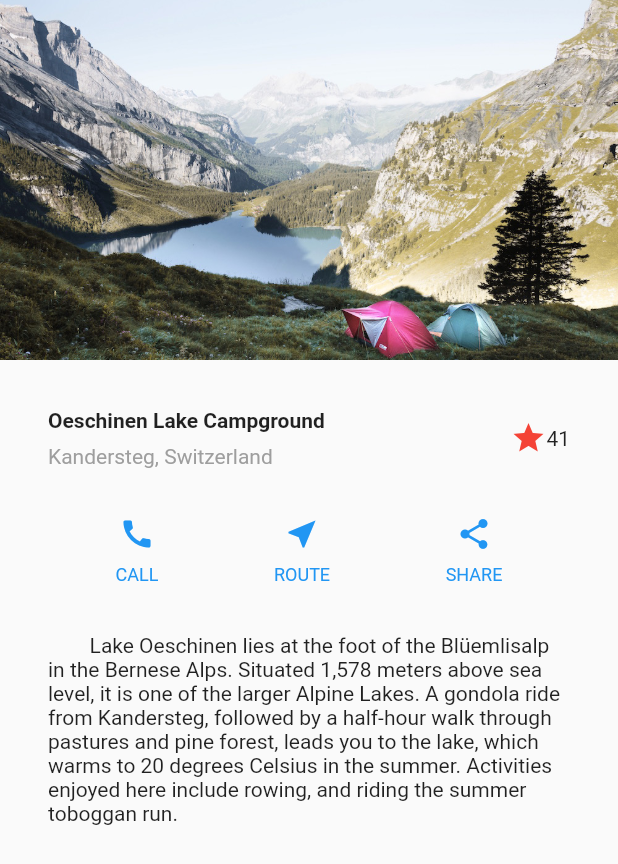
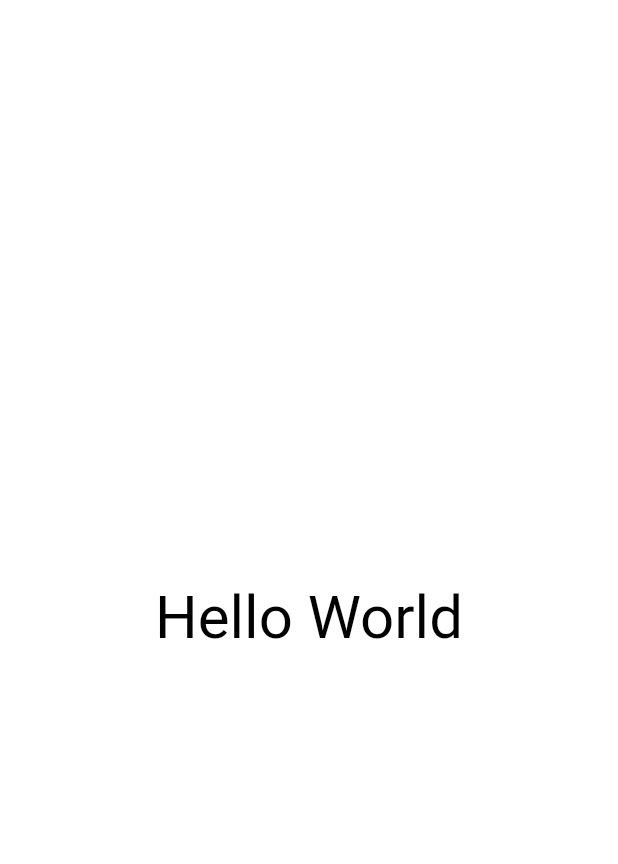
Before and after one commit to zhoupengzu/ZPZFlutterPractice, a Flutter app: the screen it shows after launch, on a phone screen of 412 x 824 dp. Shown: the top 864 px of the screen. Run offline on Flutter 3.47's test engine with Material 2 defaults, Android fonts, the phone set to English and light mode, and no system bars.

Commit message:
布局HelloWorld，包括Material和非Material

```diff
--- /dev/null
+++ b/layout_flutter/lib/hello_world.dart
@@ -0,0 +1,33 @@
+import 'package:flutter/material.dart';
+
+class HelloWorld {
+  static Widget helloWorld() {
+    return new MaterialApp(
+      title: 'Hello World',
+      theme: new ThemeData(
+        primarySwatch: Colors.blue,
+      ),
+      home: new Scaffold(
+        appBar: new AppBar(title: new Text('Hello World')),
+        body: new Center(
+            child: new Text(
+          "Hello World",
+          style: new TextStyle(fontSize: 32.0),
+        )),
+      ),
+    );
+  }
+
+  static Widget hellWorldWithoutMaterial() {
+    return new Container(
+      decoration: new BoxDecoration(color: Colors.white),
+      child: new Center(
+        child: new Text(
+          'Hello World',
+          textDirection: TextDirection.ltr, // 这一句必须有
+          style: new TextStyle(color: Colors.black, fontSize: 40.0),
+        ),
+      ),
+    );
+  }
+}
--- a/layout_flutter/lib/main.dart
+++ b/layout_flutter/lib/main.dart
@@ -1,98 +1,20 @@
 import 'package:flutter/material.dart';
+import 'hello_world.dart';
 
-void main() => runApp(new MyApp());
+//void main() => runApp(new MyApp());
+void main() => runApp(new MyAppWithoutMaterial());
 
 class MyApp extends StatelessWidget {
-  // This widget is the root of your application.
   @override
   Widget build(BuildContext context) {
-    Widget titleSection = new Container(
-//      color: Colors.red,
-      padding: const EdgeInsets.all(32.0),
-      child: new Row(
-        children: [
-          new Expanded(
-              child: new Column(
-            crossAxisAlignment: CrossAxisAlignment.start,
-            children: <Widget>[
-              new Container(
-                padding: const EdgeInsets.only(bottom: 8.0),
-                child: new Text(
-                  'Oeschinen Lake Campground',
-                  style: new TextStyle(fontWeight: FontWeight.bold),
-                ),
-              ),
-              new Text(
-                'Kandersteg, Switzerland',
-                style: new TextStyle(color: Colors.grey[500]),
-              )
-            ],
-          )),
-          new Icon(
-            Icons.star,
-            color: Colors.red[500],
-          ),
-          new Text('41')
-        ],
-      ),
-    );
-    Column buildButtonColumn(IconData icon, String label) {
-      Color color = Theme.of(context).primaryColor;
-      return new Column(
-        mainAxisSize: MainAxisSize.min,
-        mainAxisAlignment: MainAxisAlignment.center,
-        children: <Widget>[
-          new Icon(icon, color: color),
-          new Container(
-            margin: const EdgeInsets.only(top: 8.0),
-            child: new Text(
-              label,
-              style: new TextStyle(
-                  fontSize: 12.0, fontWeight: FontWeight.w400, color: color),
-            ),
-          )
-        ],
-      );
-    }
-
-    Widget buttonSection = new Container(
-      child: new Row(
-        mainAxisAlignment: MainAxisAlignment.spaceEvenly,
-        children: <Widget>[
-          buildButtonColumn(Icons.call, 'CALL'),
-          buildButtonColumn(Icons.near_me, 'ROUTE'),
-          buildButtonColumn(Icons.share, 'SHARE')
-        ],
-      ),
-    );
-    Widget textSection = new Container(
-      padding: const EdgeInsets.all(32.0),
-      child: new Text(
-        '''
-        Lake Oeschinen lies at the foot of the Blüemlisalp in the Bernese Alps. Situated 1,578 meters above sea level, it is one of the larger Alpine Lakes. A gondola ride from Kandersteg, followed by a half-hour walk through pastures and pine forest, leads you to the lake, which warms to 20 degrees Celsius in the summer. Activities enjoyed here include rowing, and riding the summer toboggan run.
-        ''',
-        softWrap: true,
-      ),
-    );
-    return new MaterialApp(
-      title: 'Flutter Demo',
-      theme: new ThemeData(
-        primarySwatch: Colors.blue,
-      ),
-      home: new Scaffold(
-        body: new ListView(
-          children: <Widget>[
-            new Image.asset(
-              'images/lake.jpg',
-              height: 240.0,
-              fit: BoxFit.cover
-            ),
-            titleSection,
-            buttonSection,
-            textSection
-          ],
-        ),
-      ),
-    );
+    return HelloWorld.helloWorld();
   }
 }
+
+class MyAppWithoutMaterial extends StatelessWidget {
+  @override
+  Widget build(BuildContext context) {
+    // TODO: implement build
+    return HelloWorld.hellWorldWithoutMaterial();
+  }
+}
```
Also changed, not shown: layout_flutter/lib/layout_dart.dart (added, +98 -0 lines).
